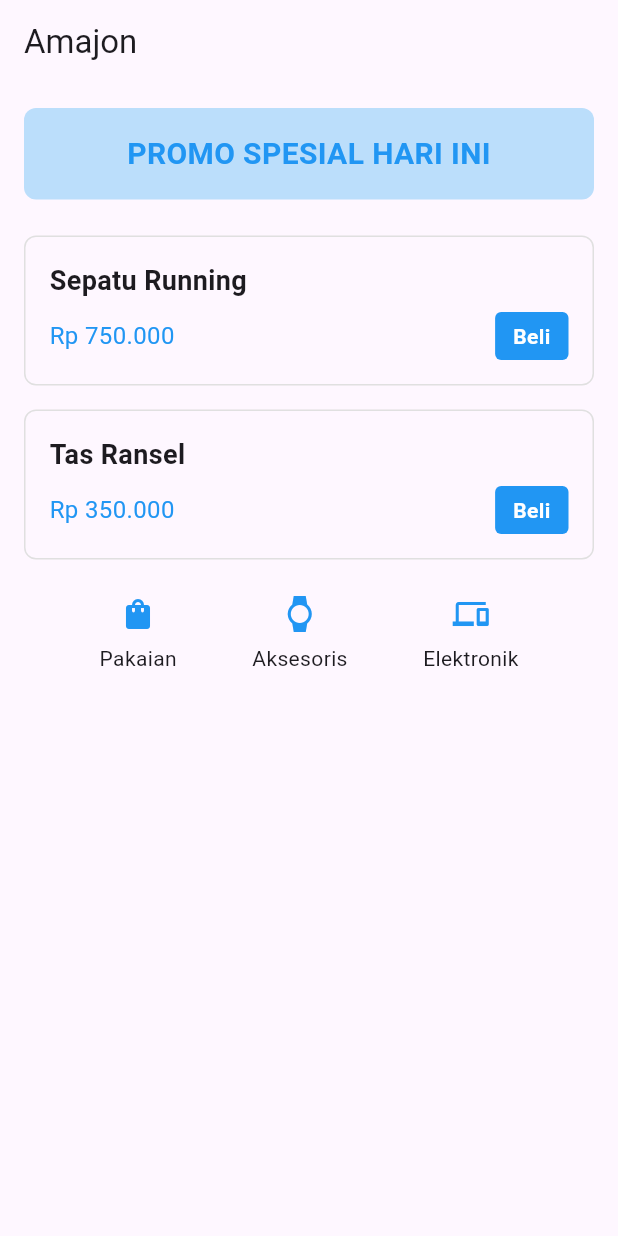
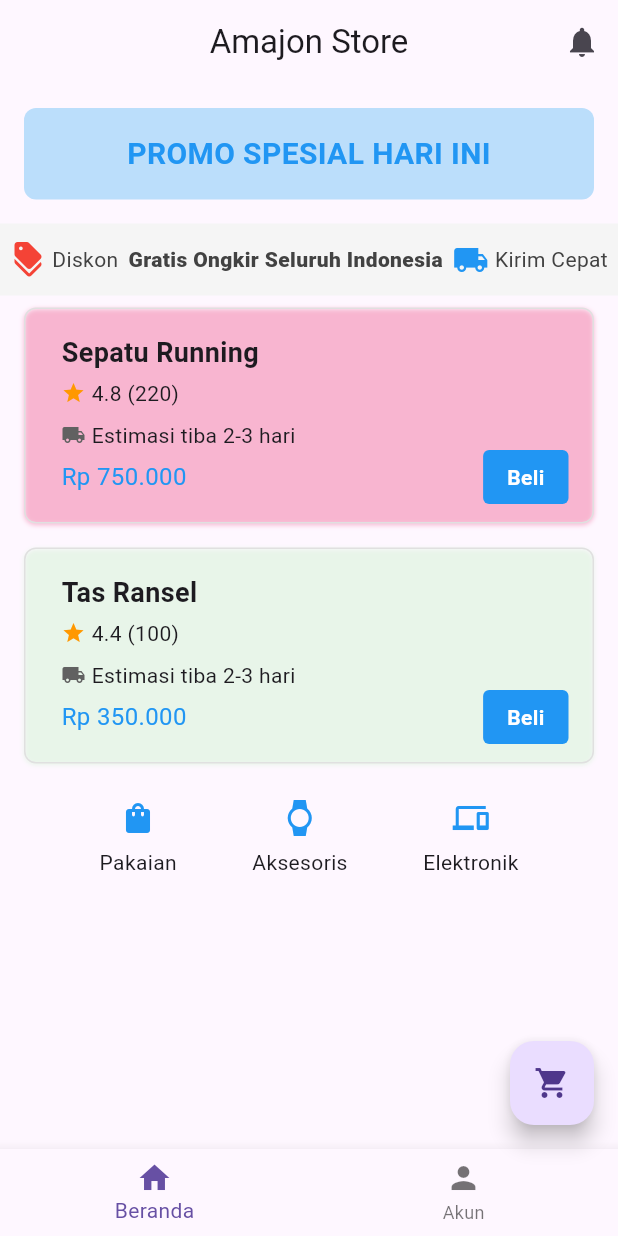
Before and after one commit to mufdhr/2300016079_PrakTekMob5, a Flutter app: the screen it shows after launch, on a phone screen of 412 x 824 dp. Run offline on Flutter 3.47's test engine with Material 3 defaults, Android fonts, the phone set to English and light mode, and no system bars.

Commit message:
2300016079_PrakTekMob5

```diff
--- a/lib/main.dart
+++ b/lib/main.dart
@@ -3,7 +3,7 @@ import 'package:flutter/material.dart';
 void main() => runApp(const MyApp());
 
 class MyApp extends StatelessWidget {
-  const MyApp({Key? key}) : super(key: key);
+  const MyApp({super.key});
 
   @override
   Widget build(BuildContext context) {
@@ -16,18 +16,51 @@ class MyApp extends StatelessWidget {
 }
 
 class ECommerceScreen extends StatelessWidget {
-  const ECommerceScreen({Key? key}) : super(key: key);
+  const ECommerceScreen({super.key});
 
   @override
   Widget build(BuildContext context) {
     return Scaffold(
+      // Tambahkan AppBar
       appBar: AppBar(
-        title: const Text('Amajon'),
+        title: const Text('Amajon Store'),
+        centerTitle: true,
+        actions: [
+          IconButton(
+            icon: const Icon(Icons.notifications),
+            onPressed: () {},
+            padding: const EdgeInsets.all(12.0),
           ),
+        ],
+      ),
+
+
+
+      // Tambahkan BottomNavigationBar
+      bottomNavigationBar: BottomNavigationBar(
+        items: const [
+          BottomNavigationBarItem(
+            icon: Icon(Icons.home),
+            label: 'Beranda',
+          ),
+          BottomNavigationBarItem(
+            icon: Icon(Icons.person),
+            label: 'Akun',
+          ),
+        ],
+      ),
+
+      // Tambahkan FloatingActionButton
+      floatingActionButton: FloatingActionButton(
+        onPressed: () {},
+        child: const Icon(Icons.shopping_cart),
+      ),
+
       body: SafeArea(
+        child: SingleChildScrollView(
         child: Column(
           crossAxisAlignment: CrossAxisAlignment.stretch,
-          children: <Widget>[
+          children: [
             // Banner Promo
             Container(
               margin: const EdgeInsets.all(16.0),
@@ -46,15 +79,49 @@ class ECommerceScreen extends StatelessWidget {
                 ),
               ),
             ),
+            // Baris diskon dan gratis ongkir
+              Container(
+                padding: const EdgeInsets.symmetric(vertical: 12.0),
+                color: Colors.grey[100],
+                child: Row(
+                  mainAxisAlignment: MainAxisAlignment.spaceEvenly,
+                  children: [
+                    Row(
+                      children: [
+                        const Icon(Icons.discount, color: Colors.red),
+                        const SizedBox(width: 4.0),
+                        Text('Diskon', style: TextStyle(color: Colors.grey[800])),
+                      ],
+                    ),
+                    Text('Gratis Ongkir Seluruh Indonesia',
+                         style: TextStyle(color: Colors.grey[800], fontWeight: FontWeight.w900)),
+                    Row(
+                      children: [
+                        const Icon(Icons.local_shipping, color: Colors.blue),
+                        const SizedBox(width: 4.0),
+                        Text('Kirim Cepat', style: TextStyle(color: Colors.grey[800])),
+                      ],
+                    ),
+                  ],
+                ),
+              ),
+
 
             // Produk 1
             Container(
-              margin:
-                  const EdgeInsets.symmetric(horizontal: 16.0, vertical: 8.0),
-              padding: const EdgeInsets.all(16.0),
+              margin: const EdgeInsets.symmetric(horizontal: 16.0, vertical: 8.0),
+              padding: const EdgeInsets.only(left: 24.0, top: 16.0, right: 16.0, bottom: 12.0),
               decoration: BoxDecoration(
                 border: Border.all(color: Colors.grey.shade300),
                 borderRadius: BorderRadius.circular(8.0),
+                boxShadow: [
+                  BoxShadow(
+                  // ignore: deprecated_member_use
+                  color:  Colors.pink.withOpacity(0.3),
+                  blurRadius: 2,
+                  offset: const Offset(0, 1),
+                ),
+              ],
               ),
               child: Column(
                 crossAxisAlignment: CrossAxisAlignment.start,
@@ -66,7 +133,22 @@ class ECommerceScreen extends StatelessWidget {
                       fontWeight: FontWeight.bold,
                     ),
                   ),
+                  const SizedBox(height: 4.0),
+                  const Row(
+                    children: [
+                      Icon(Icons.star, color: Colors.orange, size: 16),
+                      SizedBox(width: 4),
+                      Text('4.8 (220)'),
+                    ],
+                  ),
                   const SizedBox(height: 8.0),
+                 Row(
+                   children: [
+                      Icon(Icons.local_shipping, color: Colors.grey.shade700, size: 16),
+                      const SizedBox(width: 4.0),
+                      const Text('Estimasi tiba 2-3 hari'),
+                   ],
+                 ),
                   Row(
                     mainAxisAlignment: MainAxisAlignment.spaceBetween,
                     children: <Widget>[
@@ -79,7 +161,7 @@ class ECommerceScreen extends StatelessWidget {
                       ),
                       Container(
                         padding: const EdgeInsets.symmetric(
-                            horizontal: 12.0, vertical: 6.0),
+                          horizontal: 16.0, vertical: 8.0),
                         decoration: BoxDecoration(
                           color: Colors.blue,
                           borderRadius: BorderRadius.circular(4.0),
@@ -104,10 +186,17 @@ class ECommerceScreen extends StatelessWidget {
             Container(
               margin:
                   const EdgeInsets.symmetric(horizontal: 16.0, vertical: 8.0),
-              padding: const EdgeInsets.all(16.0),
+             padding: const EdgeInsets.only(left: 24.0, top: 16.0, right: 16.0, bottom: 12.0),
               decoration: BoxDecoration(
                 border: Border.all(color: Colors.grey.shade300),
                 borderRadius: BorderRadius.circular(8.0),
+                boxShadow: [
+                 BoxShadow(
+                  color: Colors.green.shade50,
+                  blurRadius: 2,
+                  offset: const Offset(0, 1),
+                ),
+              ],
             ),
               child: Column(
                 crossAxisAlignment: CrossAxisAlignment.start,
@@ -119,7 +208,22 @@ class ECommerceScreen extends StatelessWidget {
                       fontWeight: FontWeight.bold,
                     ),
                   ),
+                  const SizedBox(height: 4.0),
+                  const Row(
+                    children: [
+                      Icon(Icons.star, color: Colors.orange, size: 16),
+                      SizedBox(width: 4),
+                      Text('4.4 (100)'),
+                    ],
+                  ),
                   const SizedBox(height: 8.0),
+                  Row(
+                   children: [
+                      Icon(Icons.local_shipping, color: Colors.grey.shade700, size: 16),
+                      const SizedBox(width: 4.0),
+                      const Text('Estimasi tiba 2-3 hari'),
+                   ],
+                 ),
                   Row(
                     mainAxisAlignment: MainAxisAlignment.spaceBetween,
                     children: <Widget>[
@@ -132,7 +236,7 @@ class ECommerceScreen extends StatelessWidget {
                       ),
                       Container(
                         padding: const EdgeInsets.symmetric(
-                            horizontal: 12.0, vertical: 6.0),
+                          horizontal: 16.0, vertical: 8.0),
                         decoration: BoxDecoration(
                           color: Colors.blue,
                           borderRadius: BorderRadius.circular(4.0),
@@ -153,39 +257,41 @@ class ECommerceScreen extends StatelessWidget {
               ),
             ),
 
+
             // Kategori
              Container(
-              margin: const EdgeInsets.all(16.0),
-              child: Row(
+              margin:  const EdgeInsets.all(16.0),
+              child:  const Row(
                 mainAxisAlignment: MainAxisAlignment.spaceEvenly,
                 children: <Widget>[
                   Column(
-                    children: const <Widget>[
+                    children:  <Widget>[
                        Icon(Icons.shopping_bag, color: Colors.blue),
                        SizedBox(height: 8.0),
                        Text('Pakaian'),
                     ],
                   ),
                   Column(
-                    children: const <Widget>[
+                    children:  <Widget>[
                        Icon(Icons.watch, color: Colors.blue),
                        SizedBox(height: 8.0),
                        Text('Aksesoris')
                     ],
                   ),
                   Column(
-                    children: const <Widget>[
+                    children:  <Widget>[
                        Icon(Icons.devices, color: Colors.blue),
                        SizedBox(height: 8.0),
                        Text('Elektronik'),
                     ],
-                  )
+                  ),
                 ],
               ),
             ),
             ],
                 ),
               ),
+            ),
             );
     }
   }
```
Also changed, not shown: pubspec.lock. Lines whose indentation alone changed are shown as unchanged.
